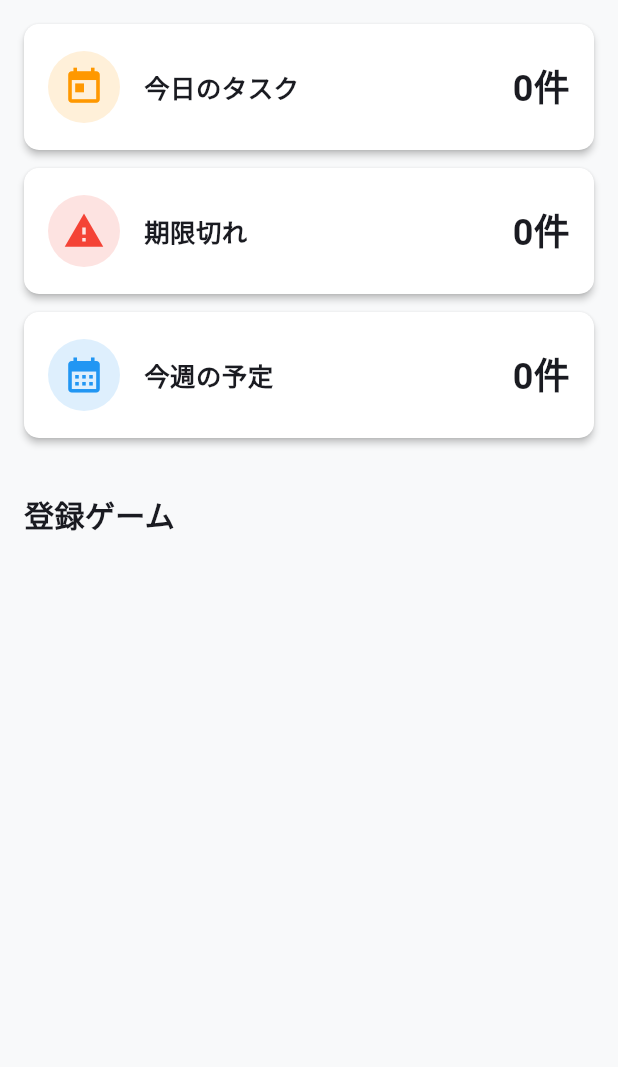
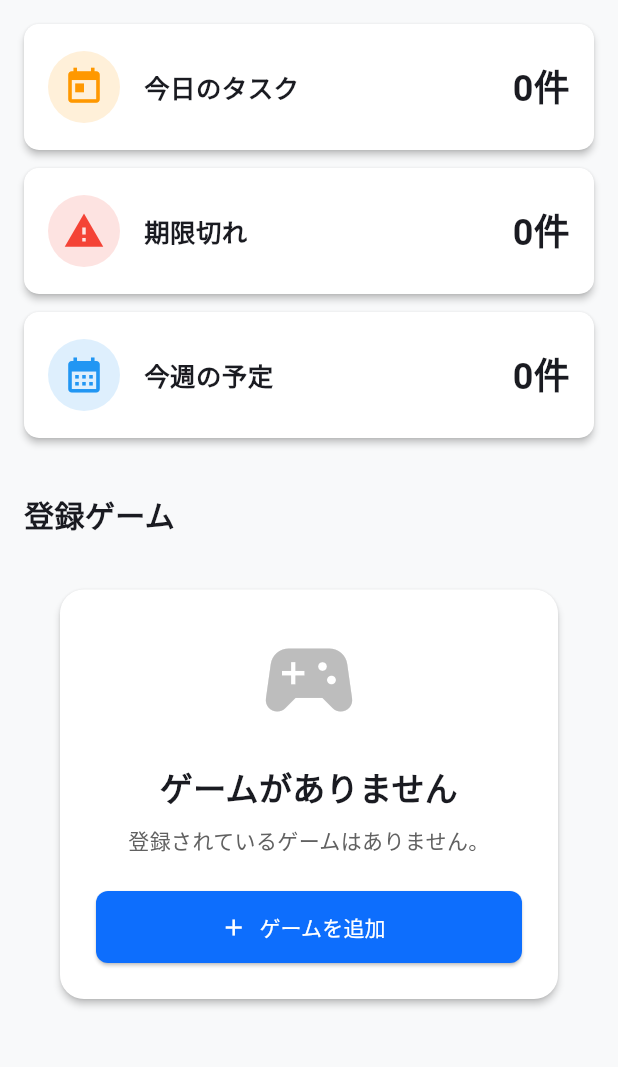
Before and after one commit to yuka-kyoda/Game_ToDo_List, a Flutter app: the screen it shows once a user with an empty profile is signed in, on a phone screen of 412 x 824 dp, the part 84-1151 px from its top. Run offline on Flutter 3.47's test engine with Material 3 defaults, Android fonts, the phone set to English and light mode, and no system bars; our stand-ins replace cloud_firestore, firebase_auth, firebase_core, firebase_storage, flutter_local_notifications, image_picker; accounts and stored records are empty.

Commit message:
ゲーム未登録時の表記追加

```diff
--- a/game_todo_app/lib/screens/dashboard_screen.dart
+++ b/game_todo_app/lib/screens/dashboard_screen.dart
@@ -14,7 +14,9 @@ import '../widgets/app_header.dart';
 import '../widgets/app_drawer.dart';
 import '../widgets/dashboard_game_card.dart';
 import '../widgets/dashboard_stat_card.dart';
+import '../widgets/empty_view.dart';
 
+import 'game/game_form_screen.dart';
 import 'game/game_list_screen.dart';
 import 'task/task_list_screen.dart';
 
@@ -316,6 +318,28 @@ class _DashboardScreenState
                       height: 12,
                     ),
 
+                    if (games.isEmpty)
+
+                      EmptyView(
+                        icon: Icons.sports_esports,
+                        title: "ゲームがありません",
+                        message: "登録されているゲームはありません。",
+                        buttonText: "ゲームを追加",
+                        onPressed: () async {
+
+                          await Navigator.push(
+                            context,
+                            appRoute(
+                              const GameFormScreen(),
+                            ),
+                          );
+
+                          setState(() {});
+                        },
+                      )
+
+                    else
+
                       ...games.map(
                         (game) {
 
@@ -325,16 +349,15 @@ class _DashboardScreenState
                                     (task) =>
                                         task.gameId ==
                                             game.id &&
-                                      !task
-                                          .isCompleted,
+                                        !task.isCompleted,
                                   )
                                   .length;
 
                           return DashboardGameCard(
                             gameName:
                                 game.name,
-                          resetHour: game
-                              .dailyResetHour,
+                            resetHour:
+                                game.dailyResetHour,
                             taskCount:
                                 count,
                             onTap: () async {
@@ -351,7 +374,6 @@ class _DashboardScreenState
                               await _checkRecurringTasks();
                             },
                           );
-
                         },
                     ),
                   ],
```
Lines whose indentation alone changed are shown as unchanged.
